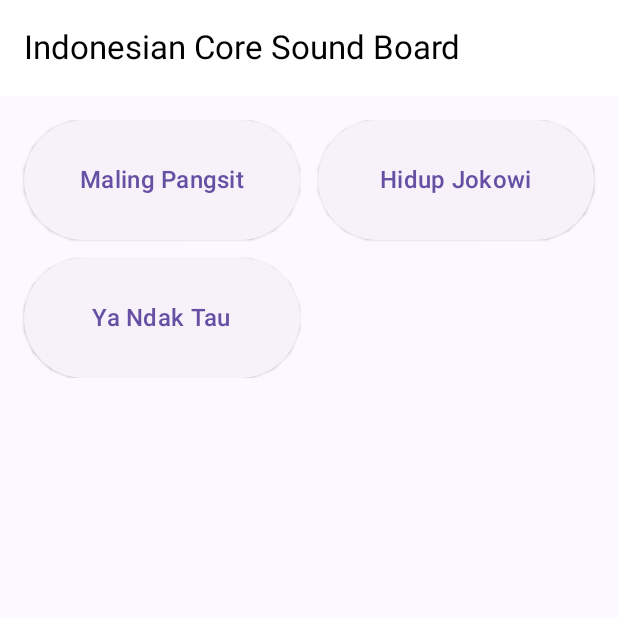
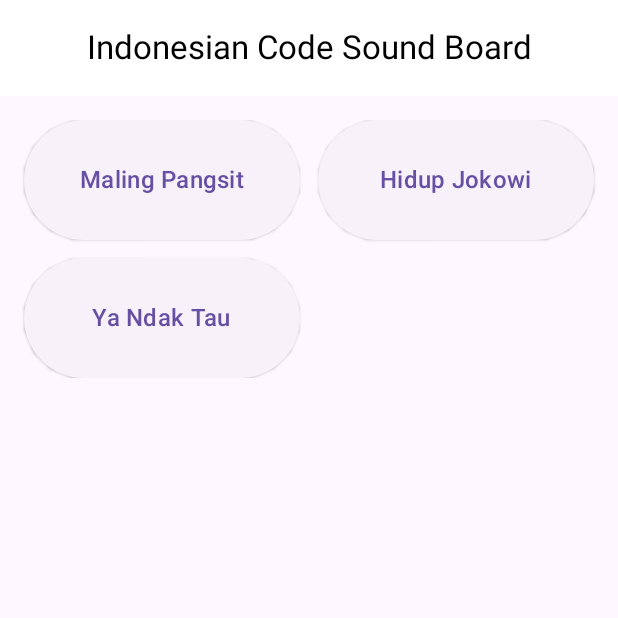
Before and after one commit to heronhoga/indo-soundboard, an Android app built with Jetpack Compose: the screen it shows after launch (MainActivity), on a phone screen of 412 x 824 dp, the top half of it. Run offline under Robolectric (Android 15) with nearby library versions, the light colour scheme and no system bars.

Commit message:
fix:fix top bar alignment

```diff
--- a/app/src/main/java/com/hg/indosoundboard/ui/soundboard/SoundboardScreen.kt
+++ b/app/src/main/java/com/hg/indosoundboard/ui/soundboard/SoundboardScreen.kt
@@ -5,6 +5,7 @@
 import androidx.compose.foundation.lazy.grid.GridCells
 import androidx.compose.foundation.lazy.grid.LazyVerticalGrid
 import androidx.compose.foundation.lazy.grid.items
+import androidx.compose.material3.CenterAlignedTopAppBar
 import androidx.compose.material3.ExperimentalMaterial3Api
 import androidx.compose.material3.Scaffold
 import androidx.compose.material3.Text
@@ -24,15 +25,16 @@
 
     Scaffold(
         topBar = {
-            TopAppBar(
-                title = { Text("Indonesian Core Sound Board") }
+            CenterAlignedTopAppBar(
+                title = { Text("Indonesian Code Sound Board") }
             )
         }
-    ) {
-        padding ->
+    ) { padding ->
         LazyVerticalGrid(
             columns = GridCells.Fixed(2),
-            modifier = Modifier.padding(padding).padding(16.dp),
+            modifier = Modifier
+                .padding(padding)
+                .padding(16.dp),
             verticalArrangement = Arrangement.spacedBy(12.dp),
             horizontalArrangement = Arrangement.spacedBy(12.dp)
         ) {
@@ -41,4 +43,5 @@
             }
         }
     }
+
 }
```
